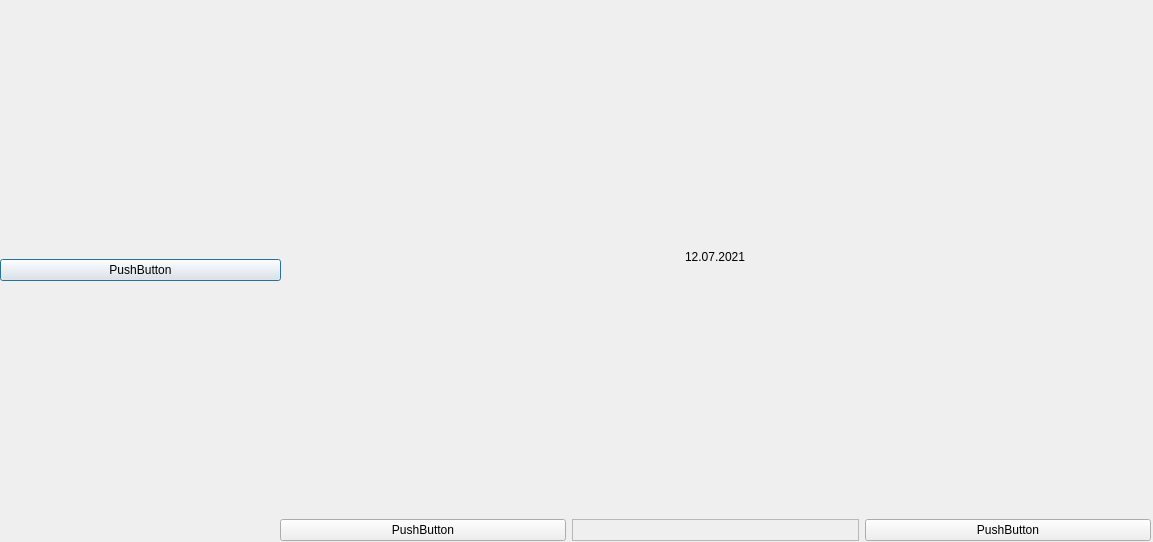
First picture: the form in UI_main_window.ui, repository Klaudia-24/Harmonogram, before the edit.
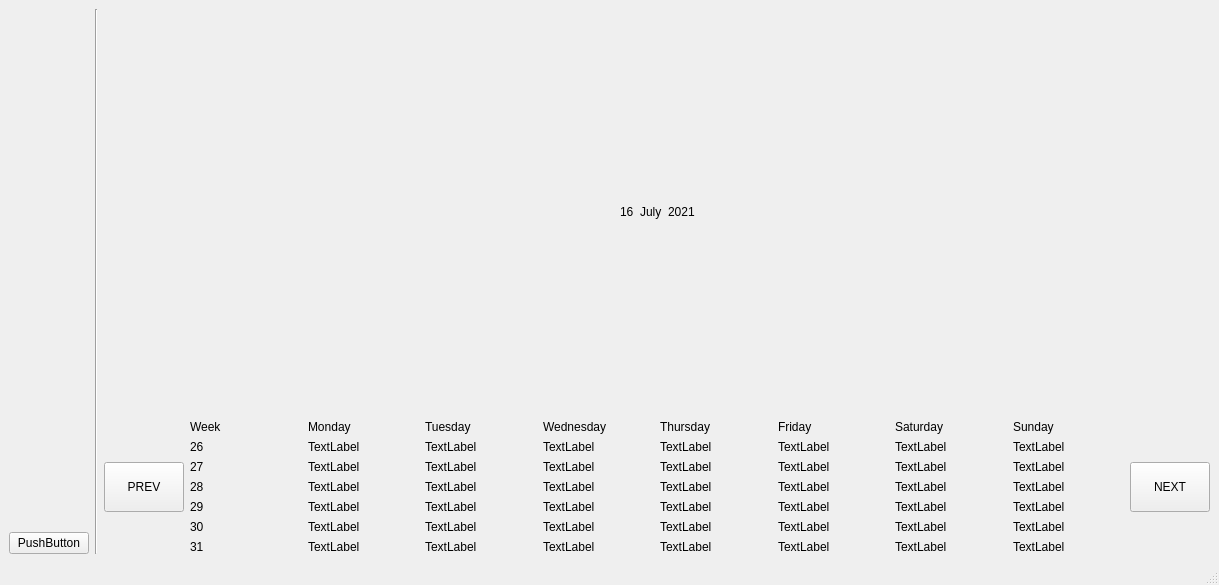
Second picture: the form after the edit.

```diff
--- a/UI_main_window.ui
+++ b/UI_main_window.ui
@@ -1,117 +1,664 @@
 <?xml version="1.0" encoding="UTF-8"?>
 <ui version="4.0">
- <class>Dialog</class>
- <widget class="QDialog" name="Dialog">
+ <class>MainWindow</class>
+ <widget class="QMainWindow" name="MainWindow">
   <property name="geometry">
    <rect>
     <x>0</x>
     <y>0</y>
-    <width>1153</width>
-    <height>542</height>
+    <width>1219</width>
+    <height>585</height>
    </rect>
   </property>
   <property name="windowTitle">
    <string>Dialog</string>
   </property>
-  <widget class="QWidget" name="verticalLayoutWidget">
-   <property name="geometry">
-    <rect>
-     <x>0</x>
-     <y>0</y>
-     <width>281</width>
-     <height>541</height>
-    </rect>
-   </property>
-   <layout class="QVBoxLayout" name="verticalLayout">
-    <item>
-     <widget class="QPushButton" name="pushButton">
-      <property name="text">
-       <string>PushButton</string>
-      </property>
-     </widget>
-    </item>
-   </layout>
-  </widget>
-  <widget class="QWidget" name="">
-   <property name="geometry">
-    <rect>
-     <x>280</x>
-     <y>0</y>
-     <width>871</width>
-     <height>541</height>
-    </rect>
-   </property>
-   <layout class="QGridLayout" name="gridLayout" rowstretch="0,1">
-    <item row="1" column="0">
-     <layout class="QHBoxLayout" name="horizontalLayout_2">
-      <item>
-       <widget class="QPushButton" name="pushButton_2">
-        <property name="text">
-         <string>PushButton</string>
-        </property>
-       </widget>
-      </item>
-      <item>
-       <widget class="QFrame" name="frame">
-        <property name="frameShape">
-         <enum>QFrame::StyledPanel</enum>
-        </property>
-        <property name="frameShadow">
-         <enum>QFrame::Raised</enum>
-        </property>
-       </widget>
-      </item>
-      <item>
-       <widget class="QPushButton" name="pushButton_3">
-        <property name="text">
-         <string>PushButton</string>
-        </property>
-       </widget>
-      </item>
-     </layout>
-    </item>
+  <widget class="QWidget" name="centralwidget">
+   <layout class="QGridLayout" name="gridLayout_2">
     <item row="0" column="0">
-     <layout class="QHBoxLayout" name="horizontalLayout">
+     <layout class="QHBoxLayout" name="horizontalLayout_3">
       <item>
-       <spacer name="horizontalSpacer">
-        <property name="orientation">
-         <enum>Qt::Horizontal</enum>
-        </property>
-        <property name="sizeHint" stdset="0">
-         <size>
-          <width>40</width>
-          <height>20</height>
-         </size>
-        </property>
-       </spacer>
+       <layout class="QVBoxLayout" name="verticalLayout">
+        <item>
+         <spacer name="verticalSpacer">
+          <property name="orientation">
+           <enum>Qt::Vertical</enum>
+          </property>
+          <property name="sizeHint" stdset="0">
+           <size>
+            <width>20</width>
+            <height>40</height>
+           </size>
+          </property>
+         </spacer>
+        </item>
+        <item>
+         <widget class="QPushButton" name="pushButton">
+          <property name="text">
+           <string>PushButton</string>
+          </property>
+         </widget>
+        </item>
+       </layout>
       </item>
       <item>
-       <widget class="QLabel" name="label">
-        <property name="styleSheet">
-         <string notr="true">font: 75 12pt &quot;MS Shell Dlg 2&quot;;</string>
-        </property>
-        <property name="text">
-         <string>12.07.2021</string>
+       <widget class="Line" name="line">
+        <property name="orientation">
+         <enum>Qt::Vertical</enum>
         </property>
        </widget>
       </item>
       <item>
-       <spacer name="horizontalSpacer_2">
-        <property name="orientation">
-         <enum>Qt::Horizontal</enum>
-        </property>
-        <property name="sizeHint" stdset="0">
-         <size>
-          <width>40</width>
-          <height>20</height>
-         </size>
-        </property>
-       </spacer>
+       <layout class="QVBoxLayout" name="verticalLayout_2" stretch="0,0,0,1">
+        <item>
+         <spacer name="verticalSpacer_3">
+          <property name="orientation">
+           <enum>Qt::Vertical</enum>
+          </property>
+          <property name="sizeType">
+           <enum>QSizePolicy::Maximum</enum>
+          </property>
+          <property name="sizeHint" stdset="0">
+           <size>
+            <width>20</width>
+            <height>10</height>
+           </size>
+          </property>
+         </spacer>
+        </item>
+        <item>
+         <layout class="QHBoxLayout" name="horizontalLayout">
+          <item>
+           <spacer name="horizontalSpacer">
+            <property name="orientation">
+             <enum>Qt::Horizontal</enum>
+            </property>
+            <property name="sizeHint" stdset="0">
+             <size>
+              <width>40</width>
+              <height>20</height>
+             </size>
+            </property>
+           </spacer>
+          </item>
+          <item>
+           <widget class="QLabel" name="dayFromDate">
+            <property name="styleSheet">
+             <string notr="true">font: 75 16pt &quot;MS Shell Dlg 2&quot;;</string>
+            </property>
+            <property name="text">
+             <string>16</string>
+            </property>
+           </widget>
+          </item>
+          <item>
+           <widget class="QLabel" name="monthFromDate">
+            <property name="styleSheet">
+             <string notr="true">font: 75 16pt &quot;MS Shell Dlg 2&quot;;</string>
+            </property>
+            <property name="text">
+             <string>July</string>
+            </property>
+           </widget>
+          </item>
+          <item>
+           <widget class="QLabel" name="yearFromDate">
+            <property name="styleSheet">
+             <string notr="true">font: 75 16pt &quot;MS Shell Dlg 2&quot;;</string>
+            </property>
+            <property name="text">
+             <string>2021</string>
+            </property>
+           </widget>
+          </item>
+          <item>
+           <spacer name="horizontalSpacer_2">
+            <property name="orientation">
+             <enum>Qt::Horizontal</enum>
+            </property>
+            <property name="sizeHint" stdset="0">
+             <size>
+              <width>40</width>
+              <height>20</height>
+             </size>
+            </property>
+           </spacer>
+          </item>
+         </layout>
+        </item>
+        <item>
+         <spacer name="verticalSpacer_2">
+          <property name="orientation">
+           <enum>Qt::Vertical</enum>
+          </property>
+          <property name="sizeType">
+           <enum>QSizePolicy::Maximum</enum>
+          </property>
+          <property name="sizeHint" stdset="0">
+           <size>
+            <width>20</width>
+            <height>10</height>
+           </size>
+          </property>
+         </spacer>
+        </item>
+        <item>
+         <layout class="QHBoxLayout" name="horizontalLayout_2" stretch="0,1,0">
+          <item>
+           <widget class="QPushButton" name="prevButton">
+            <property name="minimumSize">
+             <size>
+              <width>0</width>
+              <height>50</height>
+             </size>
+            </property>
+            <property name="styleSheet">
+             <string notr="true">font: 10pt &quot;MS Shell Dlg 2&quot;;</string>
+            </property>
+            <property name="text">
+             <string>PREV</string>
+            </property>
+           </widget>
+          </item>
+          <item>
+           <layout class="QGridLayout" name="calendarGridLayout">
+            <item row="0" column="3">
+             <widget class="QLabel" name="weekDay3">
+              <property name="styleSheet">
+               <string notr="true">font: 12pt &quot;MS Shell Dlg 2&quot;;</string>
+              </property>
+              <property name="text">
+               <string>Wednesday</string>
+              </property>
+             </widget>
+            </item>
+            <item row="4" column="0">
+             <widget class="QLabel" name="weekNumber4">
+              <property name="styleSheet">
+               <string notr="true">font: 10pt &quot;MS Shell Dlg 2&quot;;</string>
+              </property>
+              <property name="text">
+               <string>29</string>
+              </property>
+             </widget>
+            </item>
+            <item row="0" column="0">
+             <widget class="QLabel" name="weekLabel">
+              <property name="styleSheet">
+               <string notr="true">font: 12pt &quot;MS Shell Dlg 2&quot;;</string>
+              </property>
+              <property name="text">
+               <string>Week</string>
+              </property>
+             </widget>
+            </item>
+            <item row="0" column="2">
+             <widget class="QLabel" name="weekDay2">
+              <property name="styleSheet">
+               <string notr="true">font: 12pt &quot;MS Shell Dlg 2&quot;;</string>
+              </property>
+              <property name="text">
+               <string>Tuesday</string>
+              </property>
+             </widget>
+            </item>
+            <item row="0" column="6">
+             <widget class="QLabel" name="weekDay6">
+              <property name="styleSheet">
+               <string notr="true">font: 12pt &quot;MS Shell Dlg 2&quot;;</string>
+              </property>
+              <property name="text">
+               <string>Saturday</string>
+              </property>
+             </widget>
+            </item>
+            <item row="2" column="0">
+             <widget class="QLabel" name="weekNumber2">
+              <property name="styleSheet">
+               <string notr="true">font: 10pt &quot;MS Shell Dlg 2&quot;;</string>
+              </property>
+              <property name="text">
+               <string>27</string>
+              </property>
+             </widget>
+            </item>
+            <item row="1" column="0">
+             <widget class="QLabel" name="weekNumber1">
+              <property name="styleSheet">
+               <string notr="true">font: 10pt &quot;MS Shell Dlg 2&quot;;</string>
+              </property>
+              <property name="text">
+               <string>26</string>
+              </property>
+             </widget>
+            </item>
+            <item row="0" column="4">
+             <widget class="QLabel" name="weekDay4">
+              <property name="styleSheet">
+               <string notr="true">font: 12pt &quot;MS Shell Dlg 2&quot;;</string>
+              </property>
+              <property name="text">
+               <string>Thursday</string>
+              </property>
+             </widget>
+            </item>
+            <item row="0" column="5">
+             <widget class="QLabel" name="weekDay5">
+              <property name="styleSheet">
+               <string notr="true">font: 12pt &quot;MS Shell Dlg 2&quot;;</string>
+              </property>
+              <property name="text">
+               <string>Friday</string>
+              </property>
+             </widget>
+            </item>
+            <item row="3" column="0">
+             <widget class="QLabel" name="weekNumber3">
+              <property name="styleSheet">
+               <string notr="true">font: 10pt &quot;MS Shell Dlg 2&quot;;</string>
+              </property>
+              <property name="text">
+               <string>28</string>
+              </property>
+             </widget>
+            </item>
+            <item row="5" column="0">
+             <widget class="QLabel" name="weekNumber5">
+              <property name="styleSheet">
+               <string notr="true">font: 10pt &quot;MS Shell Dlg 2&quot;;</string>
+              </property>
+              <property name="text">
+               <string>30</string>
+              </property>
+             </widget>
+            </item>
+            <item row="0" column="7">
+             <widget class="QLabel" name="weekDay7">
+              <property name="styleSheet">
+               <string notr="true">font: 12pt &quot;MS Shell Dlg 2&quot;;</string>
+              </property>
+              <property name="text">
+               <string>Sunday</string>
+              </property>
+             </widget>
+            </item>
+            <item row="0" column="1">
+             <widget class="QLabel" name="weekDay1">
+              <property name="styleSheet">
+               <string notr="true">font: 75 12pt &quot;MS Shell Dlg 2&quot;;</string>
+              </property>
+              <property name="text">
+               <string>Monday</string>
+              </property>
+             </widget>
+            </item>
+            <item row="6" column="0">
+             <widget class="QLabel" name="weekNumber6">
+              <property name="styleSheet">
+               <string notr="true">font: 10pt &quot;MS Shell Dlg 2&quot;;</string>
+              </property>
+              <property name="text">
+               <string>31</string>
+              </property>
+             </widget>
+            </item>
+            <item row="1" column="1">
+             <widget class="QLabel" name="label">
+              <property name="minimumSize">
+               <size>
+                <width>0</width>
+                <height>0</height>
+               </size>
+              </property>
+              <property name="text">
+               <string>TextLabel</string>
+              </property>
+             </widget>
+            </item>
+            <item row="1" column="2">
+             <widget class="QLabel" name="label_2">
+              <property name="text">
+               <string>TextLabel</string>
+              </property>
+             </widget>
+            </item>
+            <item row="1" column="3">
+             <widget class="QLabel" name="label_3">
+              <property name="text">
+               <string>TextLabel</string>
+              </property>
+             </widget>
+            </item>
+            <item row="1" column="4">
+             <widget class="QLabel" name="label_4">
+              <property name="text">
+               <string>TextLabel</string>
+              </property>
+             </widget>
+            </item>
+            <item row="1" column="5">
+             <widget class="QLabel" name="label_5">
+              <property name="text">
+               <string>TextLabel</string>
+              </property>
+             </widget>
+            </item>
+            <item row="1" column="6">
+             <widget class="QLabel" name="label_6">
+              <property name="text">
+               <string>TextLabel</string>
+              </property>
+             </widget>
+            </item>
+            <item row="1" column="7">
+             <widget class="QLabel" name="label_7">
+              <property name="text">
+               <string>TextLabel</string>
+              </property>
+             </widget>
+            </item>
+            <item row="2" column="1">
+             <widget class="QLabel" name="label_8">
+              <property name="minimumSize">
+               <size>
+                <width>0</width>
+                <height>0</height>
+               </size>
+              </property>
+              <property name="text">
+               <string>TextLabel</string>
+              </property>
+             </widget>
+            </item>
+            <item row="2" column="2">
+             <widget class="QLabel" name="label_9">
+              <property name="text">
+               <string>TextLabel</string>
+              </property>
+             </widget>
+            </item>
+            <item row="2" column="3">
+             <widget class="QLabel" name="label_10">
+              <property name="text">
+               <string>TextLabel</string>
+              </property>
+             </widget>
+            </item>
+            <item row="2" column="4">
+             <widget class="QLabel" name="label_11">
+              <property name="text">
+               <string>TextLabel</string>
+              </property>
+             </widget>
+            </item>
+            <item row="2" column="5">
+             <widget class="QLabel" name="label_12">
+              <property name="text">
+               <string>TextLabel</string>
+              </property>
+             </widget>
+            </item>
+            <item row="2" column="6">
+             <widget class="QLabel" name="label_13">
+              <property name="text">
+               <string>TextLabel</string>
+              </property>
+             </widget>
+            </item>
+            <item row="2" column="7">
+             <widget class="QLabel" name="label_14">
+              <property name="text">
+               <string>TextLabel</string>
+              </property>
+             </widget>
+            </item>
+            <item row="3" column="1">
+             <widget class="QLabel" name="label_15">
+              <property name="minimumSize">
+               <size>
+                <width>0</width>
+                <height>0</height>
+               </size>
+              </property>
+              <property name="text">
+               <string>TextLabel</string>
+              </property>
+             </widget>
+            </item>
+            <item row="3" column="2">
+             <widget class="QLabel" name="label_16">
+              <property name="text">
+               <string>TextLabel</string>
+              </property>
+             </widget>
+            </item>
+            <item row="3" column="3">
+             <widget class="QLabel" name="label_17">
+              <property name="text">
+               <string>TextLabel</string>
+              </property>
+             </widget>
+            </item>
+            <item row="3" column="4">
+             <widget class="QLabel" name="label_18">
+              <property name="text">
+               <string>TextLabel</string>
+              </property>
+             </widget>
+            </item>
+            <item row="3" column="5">
+             <widget class="QLabel" name="label_19">
+              <property name="text">
+               <string>TextLabel</string>
+              </property>
+             </widget>
+            </item>
+            <item row="3" column="6">
+             <widget class="QLabel" name="label_20">
+              <property name="text">
+               <string>TextLabel</string>
+              </property>
+             </widget>
+            </item>
+            <item row="3" column="7">
+             <widget class="QLabel" name="label_21">
+              <property name="text">
+               <string>TextLabel</string>
+              </property>
+             </widget>
+            </item>
+            <item row="4" column="1">
+             <widget class="QLabel" name="label_22">
+              <property name="minimumSize">
+               <size>
+                <width>0</width>
+                <height>0</height>
+               </size>
+              </property>
+              <property name="text">
+               <string>TextLabel</string>
+              </property>
+             </widget>
+            </item>
+            <item row="4" column="2">
+             <widget class="QLabel" name="label_23">
+              <property name="text">
+               <string>TextLabel</string>
+              </property>
+             </widget>
+            </item>
+            <item row="4" column="3">
+             <widget class="QLabel" name="label_24">
+              <property name="text">
+               <string>TextLabel</string>
+              </property>
+             </widget>
+            </item>
+            <item row="4" column="4">
+             <widget class="QLabel" name="label_25">
+              <property name="text">
+               <string>TextLabel</string>
+              </property>
+             </widget>
+            </item>
+            <item row="4" column="5">
+             <widget class="QLabel" name="label_26">
+              <property name="text">
+               <string>TextLabel</string>
+              </property>
+             </widget>
+            </item>
+            <item row="4" column="6">
+             <widget class="QLabel" name="label_27">
+              <property name="text">
+               <string>TextLabel</string>
+              </property>
+             </widget>
+            </item>
+            <item row="4" column="7">
+             <widget class="QLabel" name="label_28">
+              <property name="text">
+               <string>TextLabel</string>
+              </property>
+             </widget>
+            </item>
+            <item row="5" column="1">
+             <widget class="QLabel" name="label_29">
+              <property name="minimumSize">
+               <size>
+                <width>0</width>
+                <height>0</height>
+               </size>
+              </property>
+              <property name="text">
+               <string>TextLabel</string>
+              </property>
+             </widget>
+            </item>
+            <item row="5" column="2">
+             <widget class="QLabel" name="label_30">
+              <property name="text">
+               <string>TextLabel</string>
+              </property>
+             </widget>
+            </item>
+            <item row="5" column="3">
+             <widget class="QLabel" name="label_31">
+              <property name="text">
+               <string>TextLabel</string>
+              </property>
+             </widget>
+            </item>
+            <item row="5" column="4">
+             <widget class="QLabel" name="label_32">
+              <property name="text">
+               <string>TextLabel</string>
+              </property>
+             </widget>
+            </item>
+            <item row="5" column="5">
+             <widget class="QLabel" name="label_33">
+              <property name="text">
+               <string>TextLabel</string>
+              </property>
+             </widget>
+            </item>
+            <item row="5" column="6">
+             <widget class="QLabel" name="label_34">
+              <property name="text">
+               <string>TextLabel</string>
+              </property>
+             </widget>
+            </item>
+            <item row="5" column="7">
+             <widget class="QLabel" name="label_35">
+              <property name="text">
+               <string>TextLabel</string>
+              </property>
+             </widget>
+            </item>
+            <item row="6" column="1">
+             <widget class="QLabel" name="label_36">
+              <property name="minimumSize">
+               <size>
+                <width>0</width>
+                <height>0</height>
+               </size>
+              </property>
+              <property name="text">
+               <string>TextLabel</string>
+              </property>
+             </widget>
+            </item>
+            <item row="6" column="2">
+             <widget class="QLabel" name="label_37">
+              <property name="text">
+               <string>TextLabel</string>
+              </property>
+             </widget>
+            </item>
+            <item row="6" column="3">
+             <widget class="QLabel" name="label_38">
+              <property name="text">
+               <string>TextLabel</string>
+              </property>
+             </widget>
+            </item>
+            <item row="6" column="4">
+             <widget class="QLabel" name="label_39">
+              <property name="text">
+               <string>TextLabel</string>
+              </property>
+             </widget>
+            </item>
+            <item row="6" column="5">
+             <widget class="QLabel" name="label_40">
+              <property name="text">
+               <string>TextLabel</string>
+              </property>
+             </widget>
+            </item>
+            <item row="6" column="6">
+             <widget class="QLabel" name="label_41">
+              <property name="text">
+               <string>TextLabel</string>
+              </property>
+             </widget>
+            </item>
+            <item row="6" column="7">
+             <widget class="QLabel" name="label_42">
+              <property name="text">
+               <string>TextLabel</string>
+              </property>
+             </widget>
+            </item>
+           </layout>
+          </item>
+          <item>
+           <widget class="QPushButton" name="nextButton">
+            <property name="minimumSize">
+             <size>
+              <width>0</width>
+              <height>50</height>
+             </size>
+            </property>
+            <property name="styleSheet">
+             <string notr="true">font: 10pt &quot;MS Shell Dlg 2&quot;;</string>
+            </property>
+            <property name="text">
+             <string>NEXT</string>
+            </property>
+           </widget>
+          </item>
+         </layout>
+        </item>
+       </layout>
       </item>
      </layout>
     </item>
    </layout>
   </widget>
+  <widget class="QStatusBar" name="statusbar"/>
  </widget>
  <resources/>
  <connections/>
```
Left out of the diff: 2 changed lines with no effect on the pictures.
